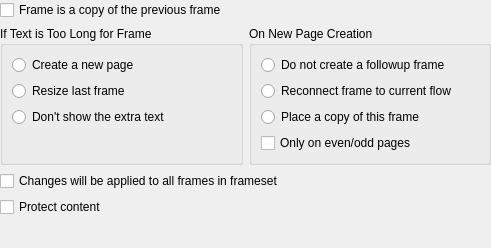
The window that kword/part/dialogs/KWGeneralFrameProperties.ui (KDE/calligra) describes before a commit, drawn with Qt 5.
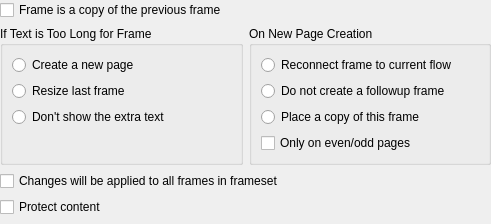
The same window after the commit.

Commit message: Alter ordering to be like 1.6 again (was not intentional). Disable radio button in combinations that make no sense.

The edit to the form file:
```diff
--- a/kword/part/dialogs/KWGeneralFrameProperties.ui
+++ b/kword/part/dialogs/KWGeneralFrameProperties.ui
@@ -6,7 +6,7 @@
     <x>0</x>
     <y>0</y>
     <width>491</width>
-    <height>248</height>
+    <height>224</height>
    </rect>
   </property>
   <property name="windowTitle" >
@@ -16,7 +16,19 @@
    <property name="margin" >
     <number>0</number>
    </property>
-   <property name="spacing" >
+   <property name="topMargin" >
+    <number>0</number>
+   </property>
+   <property name="rightMargin" >
+    <number>0</number>
+   </property>
+   <property name="bottomMargin" >
+    <number>0</number>
+   </property>
+   <property name="horizontalSpacing" >
+    <number>6</number>
+   </property>
+   <property name="verticalSpacing" >
     <number>6</number>
    </property>
    <item row="1" column="0" >
@@ -85,19 +97,6 @@
         <string>On New Page Creation</string>
        </property>
        <layout class="QVBoxLayout" >
-        <property name="margin" >
-         <number>9</number>
-        </property>
-        <property name="spacing" >
-         <number>6</number>
-        </property>
-        <item>
-         <widget class="QRadioButton" name="noFollowup" >
-          <property name="text" >
-           <string>Do not create a followup frame</string>
-          </property>
-         </widget>
-        </item>
         <item>
          <widget class="QRadioButton" name="reconnect" >
           <property name="text" >
@@ -105,6 +104,13 @@
           </property>
          </widget>
         </item>
+        <item>
+         <widget class="QRadioButton" name="noFollowup" >
+          <property name="text" >
+           <string>Do not create a followup frame</string>
+          </property>
+         </widget>
+        </item>
         <item>
          <widget class="QRadioButton" name="placeCopy" >
           <property name="text" >
```
Left out of the diff: 32 changed lines with no effect on the pictures. The commit also changes 2 other files.
